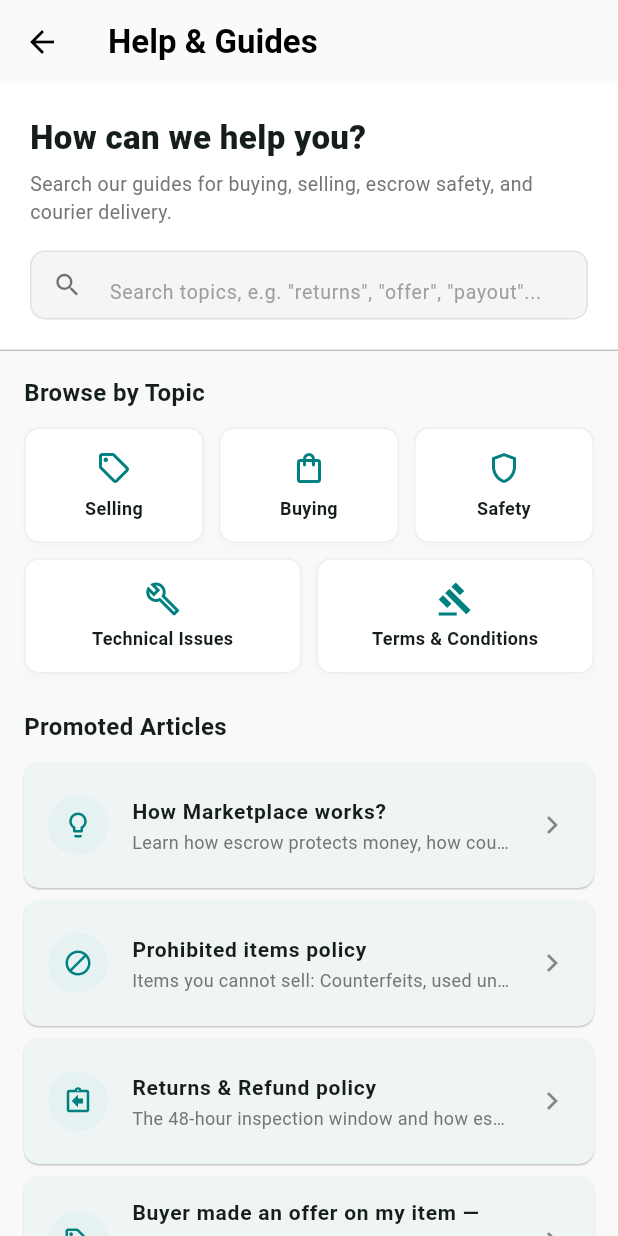
After one commit to luthem56-code/community-marketplace, a Flutter app: the HelpCenterScreen screen opened directly, on a phone screen of 412 x 824 dp. The commit adds this screen. Run offline on Flutter 3.47's test engine with Material 3 defaults, Android fonts, the phone set to English and light mode, and no system bars; our stand-ins replace cloud_firestore, firebase_auth, firebase_core, firebase_storage, flutter_image_compress, image_picker; accounts and stored records are empty; network calls fail.

Commit message:
LAST 15 SEPT

```diff
--- /dev/null
+++ b/lib/screens/help_center_screen.dart
@@ -0,0 +1,465 @@
+import 'package:flutter/material.dart';
+import 'how_it_works_screen.dart';
+
+class HelpCenterScreen extends StatefulWidget {
+  const HelpCenterScreen({super.key});
+
+  @override
+  State<HelpCenterScreen> createState() => _HelpCenterScreenState();
+}
+
+class _HelpCenterScreenState extends State<HelpCenterScreen> {
+  String _searchQuery = '';
+  final TextEditingController _searchController = TextEditingController();
+
+  // All Promoted Articles from Yaga's Knowledge Base
+  final List<Map<String, dynamic>> _articles = [
+    {
+      'title': 'How Marketplace works?',
+      'category': 'General',
+      'icon': Icons.lightbulb_outline,
+      'isSpecialLink': true, // Links directly to our 6-step visual screen
+      'snippet': 'Learn how escrow protects money, how couriers deliver, and how payouts work.',
+      'content': '',
+    },
+    {
+      'title': 'Prohibited items policy',
+      'category': 'Terms & Conditions',
+      'icon': Icons.block,
+      'isSpecialLink': false,
+      'snippet': 'Items you cannot sell: Counterfeits, used underwear, unsealed cosmetics...',
+      'content':
+          'To keep our community safe and compliant with South African consumer laws, the following items are strictly prohibited on the platform:\n\n'
+          '• Replicas & Counterfeit Goods: Fake designer bags, clothing, or shoes.\n'
+          '• Used Intimates: Used underwear, swimwear without hygienic liners.\n'
+          '• Opened Cosmetics: Used perfumes, opened creams, or unsealed makeup due to health risks.\n'
+          '• Medication & Supplements: Prescription drugs, vitamins, or medical devices.\n'
+          '• Weapons & Hazardous Materials: Knives, pepper sprays, or flammable liquids.\n\n'
+          'Listings violating these policies will be removed immediately.',
+    },
+    {
+      'title': 'Returns & Refund policy',
+      'category': 'Safety',
+      'icon': Icons.assignment_return_outlined,
+      'isSpecialLink': false,
+      'snippet': 'The 48-hour inspection window and how escrow protects against defective goods.',
+      'content':
+          'Every transaction is protected by our 48-Hour Inspection Window:\n\n'
+          '1. Delivery Confirmation: When your parcel is delivered or picked up, you have 48 hours to inspect the item.\n'
+          '2. Raising a Dispute: If the item is torn, stained, fake, or not as described in the listing, tap "Something wrong with item? Report issue" on your order card.\n'
+          '3. Escrow Freeze: This immediately freezes the seller payout.\n'
+          '4. Resolutions: If a return is granted, the item is sent back and the buyer receives a 100% refund.\n\n'
+          'Note: Sizing issues or changing your mind are not grounds for a dispute unless measurements were misrepresented by the seller.',
+    },
+    {
+      'title': 'Buyer made an offer on my item — what\'s next?',
+      'category': 'Selling',
+      'icon': Icons.local_offer_outlined,
+      'isSpecialLink': false,
+      'snippet': 'How to accept, decline, or counter price negotiations.',
+      'content':
+          'When an interested buyer makes a price offer on your listing:\n\n'
+          '1. You will receive a notification and see the offer in your "Orders & Offers" tab.\n'
+          '2. You have three choices:\n'
+          '   • Accept: Unlocks a 24-hour window for the buyer to purchase at the discounted price.\n'
+          '   • Decline: The listing stays at its original price.\n'
+          '   • Counter: Propose an in-between price that suits both of you.\n'
+          '3. Accepting an offer does not lock the item exclusively — other buyers can still purchase it at full listed price until the offer is paid for.',
+    },
+    {
+      'title': 'How to spot replica & counterfeit items?',
+      'category': 'Safety',
+      'icon': Icons.verified_outlined,
+      'isSpecialLink': false,
+      'snippet': 'Tips for checking authenticity before making high-value purchases.',
+      'content':
+          'Buying luxury or branded items (e.g. Nike, Zara, luxury bags)? Look out for:\n\n'
+          '• Care Labels: Authentic items have clean, crisp font printing on the inner wash tag.\n'
+          '• Stitching: High-end garments feature even, tight, double-stitching with zero loose threads.\n'
+          '• Receipts & Proof of Purchase: Always ask the seller in the in-app chat if they still have the original store receipt or digital invoice.\n'
+          '• If the price looks too good to be true, ask the seller for a video or close-up photo of the brand badge before checkout.',
+    },
+    {
+      'title': 'How to leave feedback for a Seller or Buyer?',
+      'category': 'General',
+      'icon': Icons.star_border,
+      'isSpecialLink': false,
+      'snippet': 'Build community trust with honest star ratings and reviews.',
+      'content':
+          'Trust in Pietermaritzburg is built on feedback:\n\n'
+          '• Once an order is completed ("Item Received"), both buyer and seller are invited to rate the transaction from 1 to 5 stars.\n'
+          '• You can leave comments praising fast courier shipping, accurate descriptions, or friendly communication.\n'
+          '• High-rated sellers earn the "Top Seller" badge and sell their clothes 3x faster!',
+    },
+    {
+      'title': 'Terms and Conditions of User Agreement',
+      'category': 'Terms & Conditions',
+      'icon': Icons.gavel_outlined,
+      'isSpecialLink': false,
+      'snippet': 'User rights, escrow platform liability, and South African legal compliance.',
+      'content':
+          'TERMS & CONDITIONS SUMMARY (South Africa):\n\n'
+          '1. Escrow Service: The platform holds funds in trust between buyer and seller. Funds belong to the buyer until delivery confirmation or dispute expiry.\n'
+          '2. 0% Commission for Sellers: Standard wardrobe listings incur 0% commission. The platform is funded via the Buyer Protection Fee paid at checkout.\n'
+          '3. Prohibited Transactions: Users may not trade outside the platform via direct bank transfer or WhatsApp cash drops. Off-platform deals void all escrow protections.\n'
+          '4. Privacy & POPIA: Personal data, contact numbers, and delivery addresses are encrypted and shared solely for the purpose of waybill delivery.\n\n'
+          'By using this platform, you agree to these fair-trade community standards.',
+    },
+  ];
+
+  void _openArticleReader(Map<String, dynamic> article) {
+    if (article['isSpecialLink'] == true) {
+      Navigator.push(
+        context,
+        MaterialPageRoute(builder: (_) => const HowItWorksScreen()),
+      );
+      return;
+    }
+
+    showModalBottomSheet(
+      context: context,
+      isScrollControlled: true,
+      backgroundColor: Colors.transparent,
+      builder: (ctx) => Container(
+        height: MediaQuery.of(context).size.height * 0.75,
+        decoration: const BoxDecoration(
+          color: Colors.white,
+          borderRadius: BorderRadius.vertical(top: Radius.circular(20)),
+        ),
+        padding: const EdgeInsets.fromLTRB(20, 16, 20, 24),
+        child: Column(
+          crossAxisAlignment: CrossAxisAlignment.start,
+          children: [
+            Center(
+              child: Container(
+                width: 40,
+                height: 4,
+                margin: const EdgeInsets.only(bottom: 16),
+                decoration: BoxDecoration(color: Colors.grey.shade300, borderRadius: BorderRadius.circular(2)),
+              ),
+            ),
+            Row(
+              children: [
+                CircleAvatar(
+                  backgroundColor: const Color(0xFFE6F2F2),
+                  child: Icon(article['icon'] as IconData, color: const Color(0xFF008080)),
+                ),
+                const SizedBox(width: 12),
+                Expanded(
+                  child: Column(
+                    crossAxisAlignment: CrossAxisAlignment.start,
+                    children: [
+                      Text(
+                        article['category'] as String,
+                        style: const TextStyle(fontSize: 11, fontWeight: FontWeight.bold, color: Color(0xFF008080)),
+                      ),
+                      Text(
+                        article['title'] as String,
+                        style: const TextStyle(fontSize: 16, fontWeight: FontWeight.bold),
+                      ),
+                    ],
+                  ),
+                ),
+              ],
+            ),
+            const Divider(height: 24),
+            Expanded(
+              child: SingleChildScrollView(
+                child: Text(
+                  article['content'] as String,
+                  style: TextStyle(fontSize: 14, color: Colors.grey.shade800, height: 1.55),
+                ),
+              ),
+            ),
+            const SizedBox(height: 12),
+            SizedBox(
+              width: double.infinity,
+              height: 46,
+              child: ElevatedButton(
+                style: ElevatedButton.styleFrom(
+                  backgroundColor: const Color(0xFF008080),
+                  foregroundColor: Colors.white,
+                ),
+                onPressed: () => Navigator.pop(ctx),
+                child: const Text('Close Article', style: TextStyle(fontWeight: FontWeight.bold)),
+              ),
+            ),
+          ],
+        ),
+      ),
+    );
+  }
+
+  void _filterByCategory(String cat) {
+    setState(() {
+      _searchQuery = cat.toLowerCase();
+      _searchController.text = cat;
+    });
+  }
+
+  @override
+  void dispose() {
+    _searchController.dispose();
+    super.dispose();
+  }
+
+  @override
+  Widget build(BuildContext context) {
+    final filteredArticles = _articles.where((a) {
+      final title = (a['title'] as String).toLowerCase();
+      final snippet = (a['snippet'] as String).toLowerCase();
+      final cat = (a['category'] as String).toLowerCase();
+      return title.contains(_searchQuery) || snippet.contains(_searchQuery) || cat.contains(_searchQuery);
+    }).toList();
+
+    return Scaffold(
+      backgroundColor: const Color(0xFFF9F9F9),
+      appBar: AppBar(
+        title: const Text('Help & Guides', style: TextStyle(fontWeight: FontWeight.bold, color: Colors.black)),
+        backgroundColor: Colors.white,
+        elevation: 0.5,
+        leading: IconButton(
+          icon: const Icon(Icons.arrow_back, color: Colors.black),
+          onPressed: () => Navigator.pop(context),
+        ),
+      ),
+      body: SingleChildScrollView(
+        child: Column(
+          crossAxisAlignment: CrossAxisAlignment.start,
+          children: [
+            // --- 1. SEARCH HEADER ---
+            Container(
+              color: Colors.white,
+              padding: const EdgeInsets.all(20),
+              child: Column(
+                crossAxisAlignment: CrossAxisAlignment.start,
+                children: [
+                  const Text(
+                    'How can we help you?',
+                    style: TextStyle(fontSize: 22, fontWeight: FontWeight.w900),
+                  ),
+                  const SizedBox(height: 6),
+                  Text(
+                    'Search our guides for buying, selling, escrow safety, and courier delivery.',
+                    style: TextStyle(color: Colors.grey.shade600, fontSize: 13),
+                  ),
+                  const SizedBox(height: 16),
+                  Container(
+                    height: 46,
+                    decoration: BoxDecoration(
+                      color: Colors.grey.shade100,
+                      borderRadius: BorderRadius.circular(10),
+                      border: Border.all(color: Colors.grey.shade300),
+                    ),
+                    child: TextField(
+                      controller: _searchController,
+                      onChanged: (val) => setState(() => _searchQuery = val.trim().toLowerCase()),
+                      decoration: InputDecoration(
+                        prefixIcon: const Icon(Icons.search, color: Colors.black54, size: 20),
+                        suffixIcon: _searchQuery.isNotEmpty
+                            ? IconButton(
+                                icon: const Icon(Icons.clear, size: 18),
+                                onPressed: () {
+                                  _searchController.clear();
+                                  setState(() => _searchQuery = '');
+                                },
+                              )
+                            : null,
+                        hintText: 'Search topics, e.g. "returns", "offer", "payout"...',
+                        hintStyle: TextStyle(color: Colors.grey.shade500, fontSize: 13),
+                        border: InputBorder.none,
+                        contentPadding: const EdgeInsets.symmetric(vertical: 12),
+                      ),
+                    ),
+                  ),
+                ],
+              ),
+            ),
+            const Divider(height: 1),
+
+            // --- 2. THE 5 MAIN CATEGORY BUTTONS (YAGA-STYLE) ---
+            Padding(
+              padding: const EdgeInsets.all(16.0),
+              child: Column(
+                crossAxisAlignment: CrossAxisAlignment.start,
+                children: [
+                  const Text('Browse by Topic', style: TextStyle(fontSize: 16, fontWeight: FontWeight.bold)),
+                  const SizedBox(height: 12),
+                  Row(
+                    children: [
+                      _categoryCard('Selling', Icons.sell_outlined, () => _filterByCategory('Selling')),
+                      const SizedBox(width: 10),
+                      _categoryCard('Buying', Icons.shopping_bag_outlined, () => _filterByCategory('Buying')),
+                      const SizedBox(width: 10),
+                      _categoryCard('Safety', Icons.shield_outlined, () => _filterByCategory('Safety')),
+                    ],
+                  ),
+                  const SizedBox(height: 10),
+                  Row(
+                    children: [
+                      _categoryCard('Technical Issues', Icons.build_outlined, () => _filterByCategory('Technical')),
+                      const SizedBox(width: 10),
+                      _categoryCard('Terms & Conditions', Icons.gavel_outlined, () => _filterByCategory('Terms')),
+                    ],
+                  ),
+                ],
+              ),
+            ),
+
+            // --- 3. PROMOTED ARTICLES LIST ---
+            Padding(
+              padding: const EdgeInsets.fromLTRB(16, 8, 16, 12),
+              child: Row(
+                mainAxisAlignment: MainAxisAlignment.spaceBetween,
+                children: [
+                  Text(
+                    _searchQuery.isEmpty ? 'Promoted Articles' : 'Search Results (${filteredArticles.length})',
+                    style: const TextStyle(fontSize: 16, fontWeight: FontWeight.bold),
+                  ),
+                  if (_searchQuery.isNotEmpty)
+                    GestureDetector(
+                      onTap: () {
+                        _searchController.clear();
+                        setState(() => _searchQuery = '');
+                      },
+                      child: const Text('Reset', style: TextStyle(color: Color(0xFF008080), fontWeight: FontWeight.bold, fontSize: 13)),
+                    ),
+                ],
+              ),
+            ),
+
+            if (filteredArticles.isEmpty)
+              Padding(
+                padding: const EdgeInsets.all(32),
+                child: Center(
+                  child: Column(
+                    children: [
+                      Icon(Icons.help_outline, size: 48, color: Colors.grey.shade400),
+                      const SizedBox(height: 8),
+                      Text('No articles found for "$_searchQuery"', style: const TextStyle(fontWeight: FontWeight.bold)),
+                      const SizedBox(height: 4),
+                      Text('Try searching "selling", "escrow", or "delivery".', style: TextStyle(color: Colors.grey.shade600, fontSize: 12)),
+                    ],
+                  ),
+                ),
+              )
+            else
+              ListView.builder(
+                shrinkWrap: true,
+                physics: const NeverScrollableScrollPhysics(),
+                padding: const EdgeInsets.symmetric(horizontal: 16),
+                itemCount: filteredArticles.length,
+                itemBuilder: (context, index) {
+                  final a = filteredArticles[index];
+                  return Card(
+                    elevation: 0.5,
+                    margin: const EdgeInsets.only(bottom: 8),
+                    shape: RoundedRectangleBorder(borderRadius: BorderRadius.circular(10)),
+                    child: ListTile(
+                      contentPadding: const EdgeInsets.symmetric(horizontal: 16, vertical: 6),
+                      leading: CircleAvatar(
+                        backgroundColor: const Color(0xFFE6F2F2),
+                        child: Icon(a['icon'] as IconData, color: const Color(0xFF008080), size: 20),
+                      ),
+                      title: Text(
+                        a['title'] as String,
+                        style: const TextStyle(fontWeight: FontWeight.bold, fontSize: 14),
+                      ),
+                      subtitle: Text(
+                        a['snippet'] as String,
+                        maxLines: 1,
+                        overflow: TextOverflow.ellipsis,
+                        style: TextStyle(color: Colors.grey.shade600, fontSize: 12),
+                      ),
+                      trailing: const Icon(Icons.chevron_right, color: Colors.black45),
+                      onTap: () => _openArticleReader(a),
+                    ),
+                  );
+                },
+              ),
+
+            // --- 4. STILL NEED HELP? COMMUNITY CONTACT BANNER ---
+            Container(
+              margin: const EdgeInsets.all(16),
+              padding: const EdgeInsets.all(18),
+              decoration: BoxDecoration(
+                color: Colors.white,
+                borderRadius: BorderRadius.circular(12),
+                border: Border.all(color: Colors.grey.shade200),
+              ),
+              child: Column(
+                children: [
+                  const Icon(Icons.support_agent, size: 36, color: Color(0xFF008080)),
+                  const SizedBox(height: 8),
+                  const Text('Still need help?', style: TextStyle(fontWeight: FontWeight.bold, fontSize: 15)),
+                  const SizedBox(height: 4),
+                  Text(
+                    'Our Pietermaritzburg community support team is always here to help you resolve orders or answer questions.',
+                    textAlign: TextAlign.center,
+                    style: TextStyle(color: Colors.grey.shade600, fontSize: 12),
+                  ),
+                  const SizedBox(height: 14),
+                  OutlinedButton.icon(
+                    style: OutlinedButton.styleFrom(
+                      foregroundColor: const Color(0xFF008080),
+                      side: const BorderSide(color: Color(0xFF008080)),
+                      padding: const EdgeInsets.symmetric(horizontal: 20, vertical: 10),
+                    ),
+                    icon: const Icon(Icons.chat_outlined, size: 18),
+                    label: const Text('Contact Support Team', style: TextStyle(fontWeight: FontWeight.bold, fontSize: 13)),
+                    onPressed: () {
+                      ScaffoldMessenger.of(context).showSnackBar(
+                        const SnackBar(
+                          backgroundColor: Color(0xFF008080),
+                          content: Text('Support inquiry initiated. A team member will respond shortly.'),
+                        ),
+                      );
+                    },
+                  ),
+                ],
+              ),
+            ),
+            const SizedBox(height: 30),
+          ],
+        ),
+      ),
+    );
+  }
+
+  Widget _categoryCard(String label, IconData icon, VoidCallback onTap) {
+    return Expanded(
+      child: InkWell(
+        onTap: onTap,
+        borderRadius: BorderRadius.circular(10),
+        child: Container(
+          padding: const EdgeInsets.symmetric(vertical: 14, horizontal: 8),
+          decoration: BoxDecoration(
+            color: Colors.white,
+            borderRadius: BorderRadius.circular(10),
+            border: Border.all(color: Colors.grey.shade200),
+            boxShadow: [
+              BoxShadow(
+                color: Colors.black.withOpacity(0.02),
+                blurRadius: 4,
+                offset: const Offset(0, 2),
+              ),
+            ],
+          ),
+          child: Column(
+            children: [
+              Icon(icon, color: const Color(0xFF008080), size: 24),
+              const SizedBox(height: 6),
+              Text(
+                label,
+                textAlign: TextAlign.center,
+                maxLines: 1,
+                overflow: TextOverflow.ellipsis,
+                style: const TextStyle(fontSize: 12, fontWeight: FontWeight.w600),
+              ),
+            ],
+          ),
+        ),
+      ),
+    );
+  }
+}
--- a/lib/screens/marketplace_feed_screen.dart
+++ b/lib/screens/marketplace_feed_screen.dart
@@ -5,6 +5,7 @@ import 'package:firebase_auth/firebase_auth.dart';
 import '../models/listing_model.dart';
 import 'listing_detail_screen.dart';
 import 'how_it_works_screen.dart';
+import 'help_center_screen.dart';
 import 'orders_screen.dart';
 import 'wallet_screen.dart';
 import 'create_listing_screen.dart';
@@ -263,6 +264,19 @@ class _MarketplaceFeedScreenState extends State<MarketplaceFeedScreen> {
                     ),
                   ),
                   const SizedBox(height: 8),
+                  // Inside Drawer list items in marketplace_feed_screen.dart:
+          ListTile(
+            leading: const Icon(Icons.help_center_outlined, color: Color(0xFF008080)),
+            title: const Text('Help Center & Guides'),
+            subtitle: const Text('Buying, selling, safety & terms', style: TextStyle(fontSize: 11)),
+            onTap: () {
+              Navigator.pop(context); // Close drawer
+              Navigator.push(
+                context,
+                MaterialPageRoute(builder: (_) => const HelpCenterScreen()),
+              );
+            },
+          ),
 
                   // Carousel Indicator Dots
                   Row(
--- a/lib/screens/user_profile_screen.dart
+++ b/lib/screens/user_profile_screen.dart
@@ -3,6 +3,7 @@ import 'package:firebase_auth/firebase_auth.dart';
 import 'package:cloud_firestore/cloud_firestore.dart';
 import '../models/listing_model.dart';
 import 'wallet_screen.dart';
+import 'help_center_screen.dart';
 import 'listing_detail_screen.dart';
 
 class UserProfileScreen extends StatefulWidget {
@@ -64,10 +65,24 @@ class _UserProfileScreenState extends State<UserProfileScreen> with SingleTicker
     return Scaffold(
       backgroundColor: const Color(0xFFF8F9FA),
       appBar: AppBar(
-        title: const Text('My Closet & Profile', style: TextStyle(fontWeight: FontWeight.bold, color: Colors.black)),
+        title: const Text(
+          'My Closet & Profile',
+          style: TextStyle(fontWeight: FontWeight.bold, color: Colors.black),
+        ),
         backgroundColor: Colors.white,
         elevation: 0.5,
+        // Inside AppBar actions of user_profile_screen.dart:
         actions: [
+          IconButton(
+            icon: const Icon(Icons.help_outline, color: Colors.black),
+            tooltip: 'Help & Guides',
+            onPressed: () {
+              Navigator.push(
+                context,
+                MaterialPageRoute(builder: (_) => const HelpCenterScreen()),
+              );
+            },
+          ),
           IconButton(
             icon: const Icon(Icons.settings_outlined, color: Colors.black),
             onPressed: () {
```
